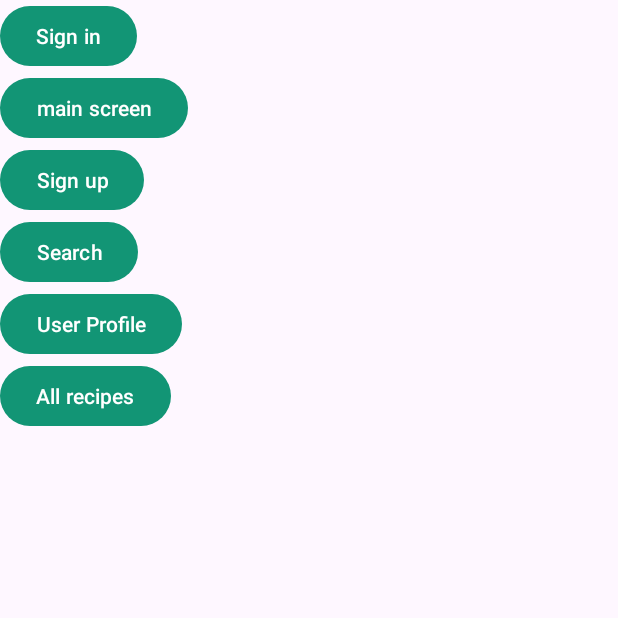
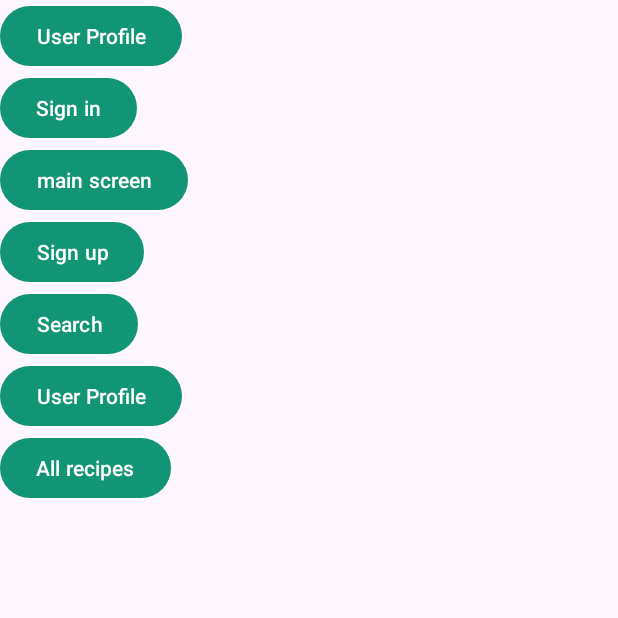
Before and after one commit to potasium142/prm392_proj, an Android app: the screen it shows after launch (TestScreenActivity), on a phone screen of 412 x 824 dp, the top half of it. Run offline under Robolectric (Android 15) with nearby library versions, the phone set to English and light mode, and no system bars.

Commit message:
restore code

```diff
--- a/app/src/main/java/com/example/prm392_proj/activity/TestScreenActivity.java
+++ b/app/src/main/java/com/example/prm392_proj/activity/TestScreenActivity.java
@@ -38,7 +38,7 @@ public class TestScreenActivity extends AppCompatActivity {
         signInJumpBtn.setOnClickListener(v -> startActivity(signInJumpIntent));
 
         var userProfileJumpBtn = findViewById(R.id.userProfileJump);
-//        var userProfileJumpIntent = new Intent(this, UserProfileActitvity.class);
-//        userProfileJumpBtn.setOnClickListener(v -> startActivity(userProfileJumpIntent));
+        var userProfileJumpIntent = new Intent(this, UserProfileActivity.class);
+        userProfileJumpBtn.setOnClickListener(v -> startActivity(userProfileJumpIntent));
     }
 }
--- a/app/src/main/res/layout/activity_test_screen.xml
+++ b/app/src/main/res/layout/activity_test_screen.xml
@@ -11,6 +11,12 @@
         android:layout_width="match_parent"
         android:layout_height="match_parent"
         android:orientation="vertical">
+
+        <Button
+            android:id="@+id/userProfileJump"
+            android:layout_width="wrap_content"
+            android:layout_height="wrap_content"
+            android:text="User Profile" />
 
         <Button
             android:id="@+id/signInJump"
```
